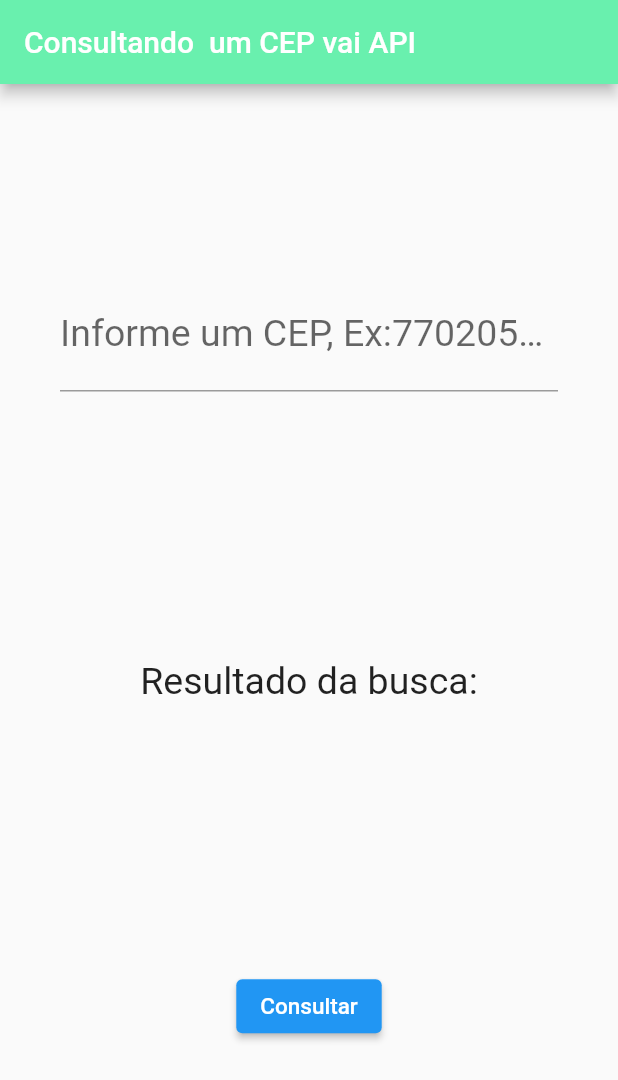
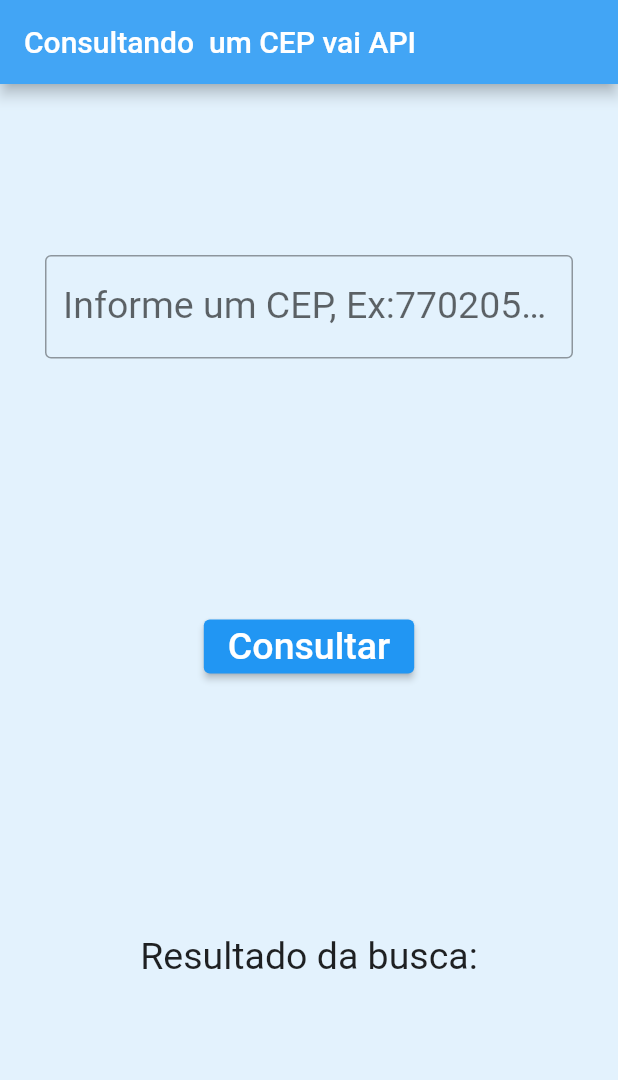
Before and after one commit to lucaspaixaodegois/ProjetosFlutter, a Flutter app: the screen it shows after launch, on a phone screen of 412 x 824 dp. Shown: the top 1080 px of the screen. Run offline on Flutter 3.47's test engine with Material 2 defaults, Android fonts, the phone set to English and light mode, and no system bars.

Commit message:
resolvendo bug input

```diff
--- a/ExemplosDart/hello_world.dart
+++ b/ExemplosDart/hello_world.dart
@@ -1,4 +1,3 @@
-import 'dart:io';
 
 void main() {
   print('Hello, World!');
--- a/consumindo_api_via_cep/lib/home.dart
+++ b/consumindo_api_via_cep/lib/home.dart
@@ -1,20 +1,24 @@
+// ignore_for_file: file_names
+
 import 'package:flutter/material.dart';
 import 'package:http/http.dart' as http;
 import 'dart:convert';
 
 class Home extends StatefulWidget {
+  const Home({super.key});
+
   @override
+  // ignore: library_private_types_in_public_api
   _HomeState createState() => _HomeState();
 }
 
 class _HomeState extends State<Home> {
-  TextEditingController txtcep = new TextEditingController();
+  TextEditingController txtcep = TextEditingController();
   String resultado = "";
 
   _consultaCep() async {
     //pegando o cep informado
     String cep = txtcep.text;
-
     //configurando a url
     String url = "https://viacep.com.br/ws/$cep/json/";
 
@@ -33,7 +37,7 @@ class _HomeState extends State<Home> {
     //atualizar os dados em tela
     setState(() {
       resultado =
-          "\nCidade: $cidade - $uf \n Logradouro: $logradouro.\n Bairro: $bairro.";
+          "\nCidade: $cidade - $uf\nLogradouro: $logradouro          \nBairro: $bairro.";
     });
   }
 
@@ -41,34 +45,37 @@ class _HomeState extends State<Home> {
   Widget build(BuildContext context) {
     return Scaffold(
         appBar: AppBar(
-        title: Text("Consultando  um CEP vai API"),
-        backgroundColor: Colors.greenAccent,
+          title: const Text("Consultando  um CEP vai API"),
+          backgroundColor: Colors.blue.shade400,
         ),
         body: Container(
-          padding: EdgeInsets.all(40),
+          alignment: Alignment.center,
+          color: Colors.blue.shade50,
+          padding: const EdgeInsets.all(30),
           child: Column(
               mainAxisAlignment: MainAxisAlignment.spaceAround,
               children: <Widget>[
                 TextField(
                   keyboardType: TextInputType.number,
-                decoration: InputDecoration(
+                  decoration: const InputDecoration(
+                    border: OutlineInputBorder(),
                     labelText: "Informe um CEP, Ex:77020514",
                   ),
+                  style: const TextStyle(fontSize: 25),
+                  controller: txtcep,
+                ),
+                ElevatedButton(
+                  onPressed: _consultaCep,
+                  child: const Text(
+                    'Consultar',
                     style: TextStyle(fontSize: 25),
                   ),
+                ),
                 Text(
-                "Resultado da busca:$resultado",
-                style: TextStyle(fontSize: 25),
+                  "Resultado da busca:\n\n $resultado",
+                  style: const TextStyle(fontSize: 25),
                 ),
-              ElevatedButton(
-                child: Text(
-                  "Consultar",
-                  style: TextStyle(fontSize: 15),
-                ),
-                onPressed: _consultaCep,
-              ),
-            ],
-          )),
-    );
+              ]),
+        ));
   }
 }
```
Lines whose indentation alone changed are shown as unchanged.
